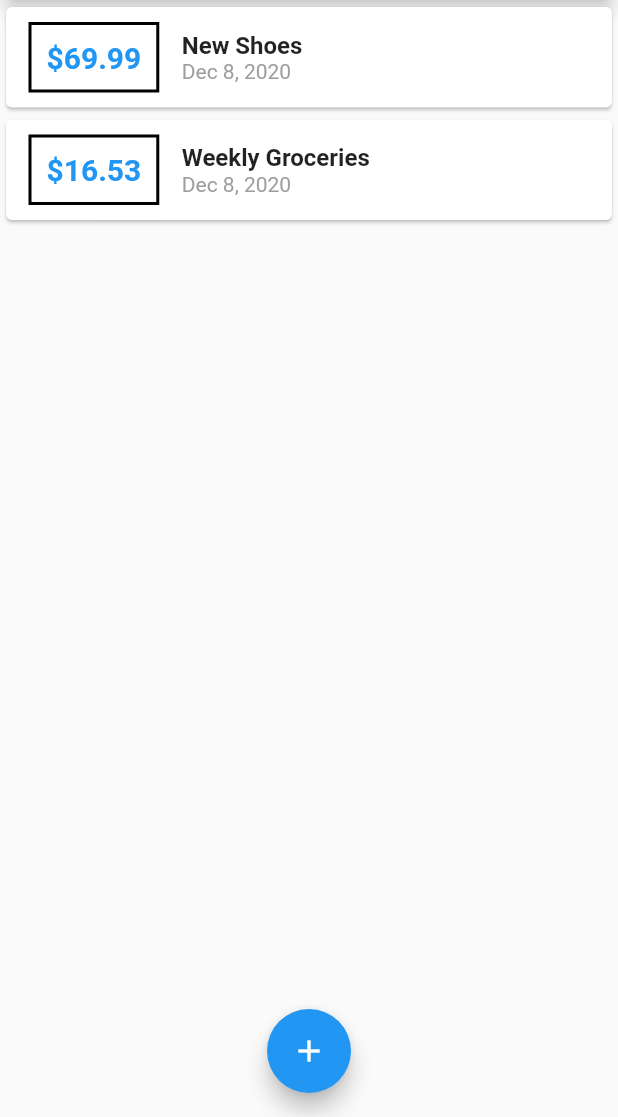
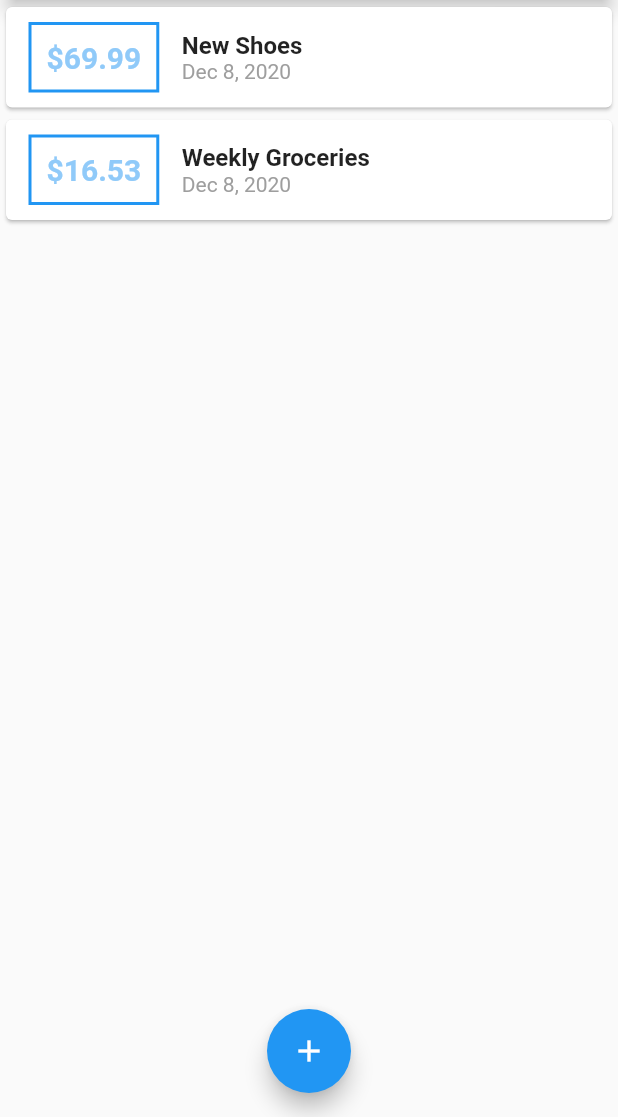
Before and after one commit to ashish1500616/expense_app, a Flutter app: the screen it shows after launch, on a phone screen of 412 x 824 dp, the part 119-1236 px from its top. Run offline on Flutter 3.47's test engine with Material 2 defaults, Android fonts, the phone set to English and light mode, and no system bars.

Commit message:
Using ThemeData() To Configure And Use Themes .

```diff
--- a/lib/main.dart
+++ b/lib/main.dart
@@ -11,6 +11,10 @@ class MyApp extends StatelessWidget {
   Widget build(BuildContext context) {
     return MaterialApp(
       title: 'Personal Expense',
+      theme: ThemeData(
+        primarySwatch: Colors.blue,
+        accentColor: Colors.blue,
+      ),
       home: MyHomePage(),
     );
   }
--- a/lib/widgets/transaction_list.dart
+++ b/lib/widgets/transaction_list.dart
@@ -24,7 +24,7 @@ class TransactionList extends StatelessWidget {
                   ),
                   decoration: BoxDecoration(
                     border: Border.all(
-                      color: Colors.black,
+                      color: Theme.of(context).accentColor,
                       width: 2,
                     ),
                   ),
@@ -34,7 +34,7 @@ class TransactionList extends StatelessWidget {
                     style: TextStyle(
                       fontWeight: FontWeight.bold,
                       fontSize: 20,
-                      color: Colors.blue,
+                      color: Theme.of(context).backgroundColor,
                     ),
                   ),
                 ),
```
